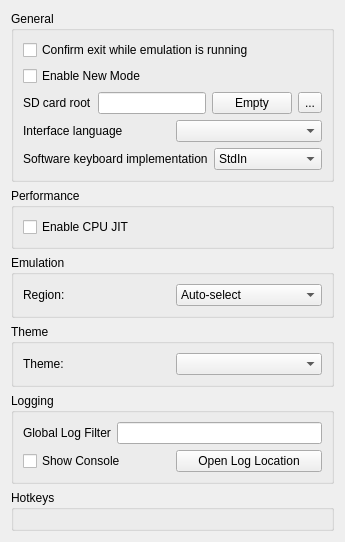
Above: src/citra_qt/configuration/configure_general.ui from grimtnt/citra before the change. Below: the same form after it.
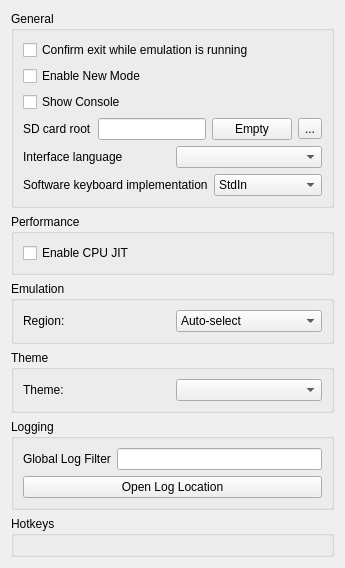
That is the form after the change. Custom widgets are drawn as their Qt base class.

```diff
--- a/src/citra_qt/configuration/configure_general.ui
+++ b/src/citra_qt/configuration/configure_general.ui
@@ -38,6 +38,16 @@
             </property>
            </widget>
           </item>
+          <item>
+           <widget class="QCheckBox" name="toggle_console">
+            <property name="toolTip">
+             <string>&lt;html&gt;&lt;head/&gt;&lt;body&gt;&lt;p&gt;If this is disabled and the software keyboard implementation is StdIn, Citra will freeze when a title starts software keyboard.&lt;/p&gt;&lt;/body&gt;&lt;/html&gt;</string>
+            </property>
+            <property name="text">
+             <string>Show Console</string>
+            </property>
+           </widget>
+          </item>
           <item>
            <layout class="QHBoxLayout" name="layout_sd_card_root">
             <item>
@@ -254,13 +264,6 @@
         </item>
         <item>
          <layout class="QHBoxLayout" name="horizontalLayout_9">
-          <item>
-           <widget class="QCheckBox" name="toggle_console">
-            <property name="text">
-             <string>Show Console</string>
-            </property>
-           </widget>
-          </item>
           <item>
            <widget class="QPushButton" name="open_log_button">
             <property name="text">
```
